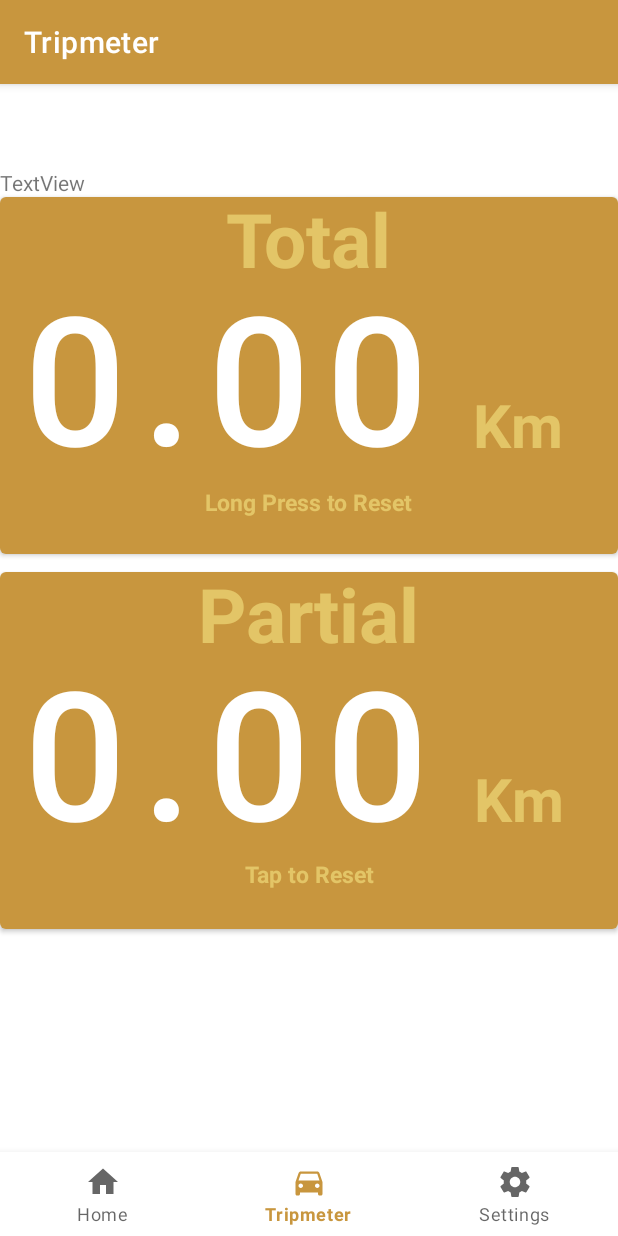
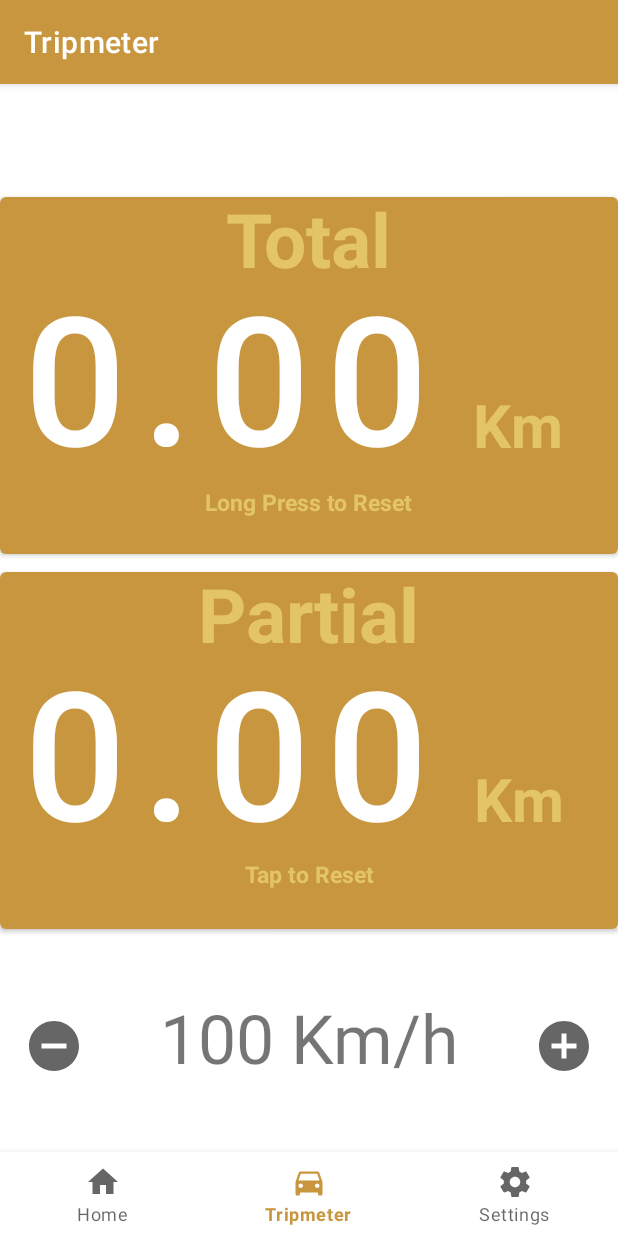
Before and after one commit to MiguelNdeCarvalho/Virtual-Tripmeter, an Android app: the TripFragment screen opened through its navigation route, on a phone screen of 412 x 824 dp. Run offline under Robolectric (Android 15) with nearby library versions, the phone set to English and light mode, and no system bars; our stand-ins replace navigation-ui.

Commit message:
Trip: Add increment/decrement buttons and current speed

```diff
--- a/app/src/main/res/layout/fragment_trip.xml
+++ b/app/src/main/res/layout/fragment_trip.xml
@@ -127,11 +127,46 @@
         app:layout_constraintVertical_bias="0.737" />
 
     <TextView
-        android:id="@+id/textView6"
+        android:id="@+id/currentVelocity"
         android:layout_width="wrap_content"
         android:layout_height="wrap_content"
-        android:text="TextView"
-        tools:layout_editor_absoluteX="172dp"
-        tools:layout_editor_absoluteY="539dp" />
+        android:layout_marginTop="36dp"
+        android:text="100 Km/h"
+        android:textSize="45sp"
+        app:layout_constraintBottom_toBottomOf="parent"
+        app:layout_constraintEnd_toEndOf="parent"
+        app:layout_constraintStart_toStartOf="parent"
+        app:layout_constraintTop_toBottomOf="@+id/partialButton"
+        app:layout_constraintVertical_bias="0.0" />
+
+    <ImageButton
+        android:id="@+id/decrementButton"
+        android:layout_width="40dp"
+        android:layout_height="40dp"
+        android:layout_marginTop="36dp"
+        android:background="@null"
+        android:scaleType="fitXY"
+        android:src="@drawable/remove_circle_black_24dp"
+        app:layout_constraintBottom_toBottomOf="parent"
+        app:layout_constraintEnd_toStartOf="@+id/currentVelocity"
+        app:layout_constraintHorizontal_bias="0.238"
+        app:layout_constraintStart_toStartOf="parent"
+        app:layout_constraintTop_toBottomOf="@+id/partialButton"
+        app:layout_constraintVertical_bias="0.133" />
+
+    <ImageButton
+        android:id="@+id/incrementButton"
+        android:layout_width="40dp"
+        android:layout_height="40dp"
+        android:layout_marginTop="36dp"
+        android:background="@null"
+        android:scaleType="fitXY"
+        android:src="@drawable/add_circle_black_24dp"
+        app:layout_constraintBottom_toBottomOf="parent"
+        app:layout_constraintEnd_toEndOf="parent"
+        app:layout_constraintHorizontal_bias="0.757"
+        app:layout_constraintStart_toEndOf="@+id/currentVelocity"
+        app:layout_constraintTop_toBottomOf="@+id/partialButton"
+        app:layout_constraintVertical_bias="0.133" />
 
 </androidx.constraintlayout.widget.ConstraintLayout>
```
